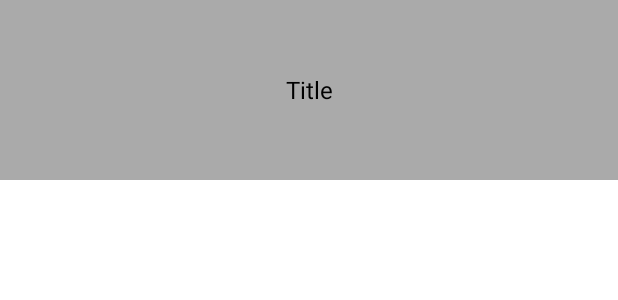
After one commit to sevndl/dev-mobile-android, an Android app: the layout cell_categorie.xml on its own in the app's theme, with its tools: preview values and no code run, on a phone screen of 412 x 824 dp. The commit adds this screen. Shown: the top 300 px of the screen. Run offline under Robolectric (Android 15) with nearby library versions, the phone set to English and light mode, and no system bars.

Commit message:
Récupération des rayons depuis le webservice
TODO -> trouver pourquoi le nom ne s'affiche pas à la place de "title"

```diff
--- a/app/build.gradle
+++ b/app/build.gradle
@@ -33,6 +33,7 @@ dependencies {
     implementation 'androidx.appcompat:appcompat:1.1.0'
     implementation 'com.google.android.material:material:1.1.0'
     implementation 'androidx.constraintlayout:constraintlayout:1.1.3'
+    implementation 'com.squareup.picasso:picasso:2.8'
     testImplementation 'junit:junit:4.+'
     androidTestImplementation 'androidx.test.ext:junit:1.1.1'
     androidTestImplementation 'androidx.test.espresso:espresso-core:3.2.0'
--- a/app/src/main/AndroidManifest.xml
+++ b/app/src/main/AndroidManifest.xml
@@ -2,6 +2,7 @@
 <manifest xmlns:android="http://schemas.android.com/apk/res/android"
     package="fr.epsi.shop">
 
+    <uses-permission android:name="android.permission.INTERNET" />
     <application
         android:allowBackup="true"
         android:icon="@mipmap/ic_launcher"
@@ -9,7 +10,7 @@
         android:roundIcon="@mipmap/ic_launcher_round"
         android:supportsRtl="true"
         android:theme="@style/Theme.Shop">
-        <activity android:name=".CategoriesActivity"></activity>
+        <activity android:name=".CategoriesActivity" />
         <activity android:name=".GroupeActivity" />
         <activity android:name=".HomeActivity" />
         <activity android:name=".SplashActivity">
--- a/app/src/main/java/fr/epsi/shop/HomeActivity.java
+++ b/app/src/main/java/fr/epsi/shop/HomeActivity.java
@@ -27,7 +27,7 @@ public class HomeActivity extends EpsiActivity implements View.OnClickListener {
                 GroupeActivity.displayActivity(this, "Groupe");
                 break;
             case R.id.buttonCategorie:
-                CategoriesActivity.displayActivity(this, "Catégories");
+                CategoriesActivity.displayActivity(this, "Rayons");
                 break;
         }
     }
--- /dev/null
+++ b/app/src/main/res/layout/cell_categorie.xml
@@ -0,0 +1,28 @@
+<?xml version="1.0" encoding="utf-8"?>
+<RelativeLayout
+    xmlns:android="http://schemas.android.com/apk/res/android" android:layout_width="match_parent"
+    android:layout_height="120dp"
+    android:background="@android:color/darker_gray">
+    <LinearLayout
+        android:id="@+id/layoutCellCategorie"
+        android:layout_width="match_parent"
+        android:layout_height="match_parent"
+        android:orientation="horizontal">
+        <LinearLayout
+            android:orientation="vertical"
+            android:layout_width="match_parent"
+            android:layout_height="wrap_content"
+            android:layout_gravity="center_vertical">
+            <TextView
+                android:id="@+id/textViewTitle"
+                android:layout_width="match_parent"
+                android:layout_height="wrap_content"
+                android:text="Title"
+                android:textSize="16sp"
+                android:textAlignment="center"
+                android:layout_centerVertical="true"
+                android:textColor="@color/black"/>
+        </LinearLayout>
+    </LinearLayout>
+
+</RelativeLayout>
```
Also changed, not shown: app/src/main/java/fr/epsi/shop/Categories.java (added, +21 -0 lines), app/src/main/java/fr/epsi/shop/CategoriesActivity.java (+42 -0 lines), app/src/main/java/fr/epsi/shop/CategoriesAdapter.java (added, +63 -0 lines), app/src/main/java/fr/epsi/shop/WSCall.java (added, +88 -0 lines), app/src/main/res/layout/activity_categories.xml (+9 -2 lines).
